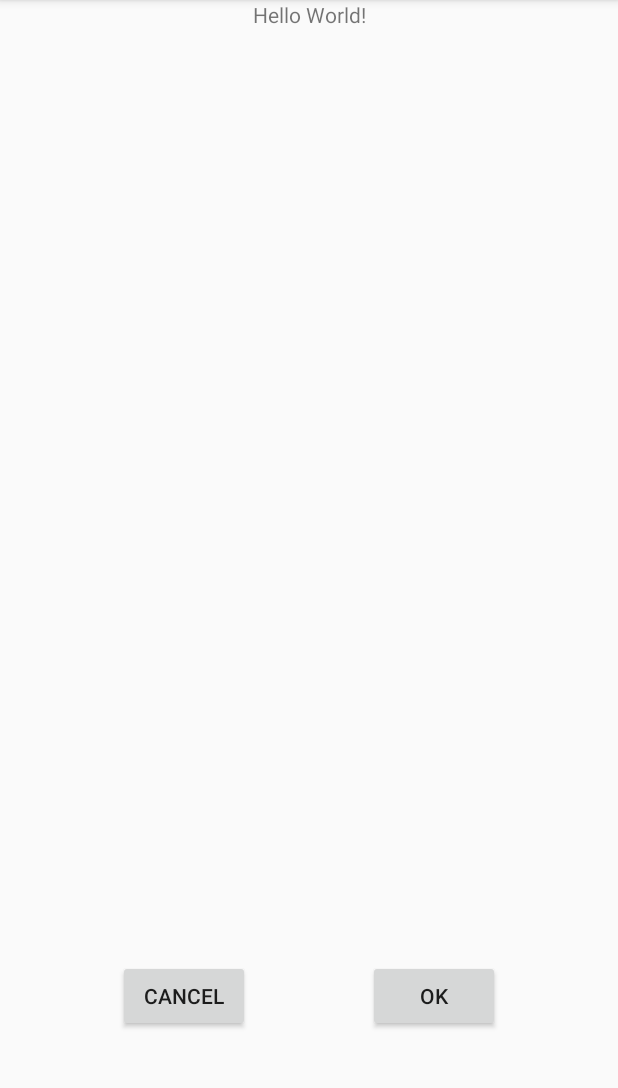
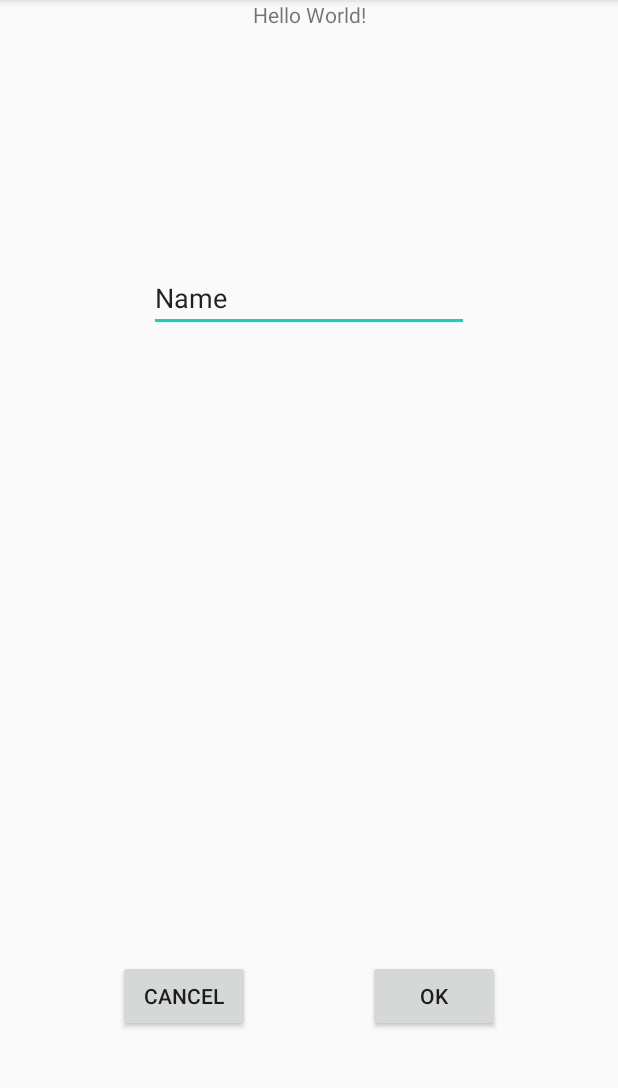
Before and after one commit to VasylyIshkov/Firstgitpoject, an Android app: the screen it shows after launch (MainActivity), after a tap on "OK", on a phone screen of 412 x 824 dp, the part 84-1172 px from its top. Run offline under Robolectric (Android 15) with nearby library versions, the light colour scheme and no system bars.

Commit message:
dev2, add Edittext

```diff
--- a/app/src/main/java/com/example/myapplication/MainActivity.java
+++ b/app/src/main/java/com/example/myapplication/MainActivity.java
@@ -4,19 +4,23 @@ import androidx.appcompat.app.AppCompatActivity;
 
 import android.os.Bundle;
 import android.view.View;
+import android.widget.EditText;
 import android.widget.Toast;
 
 public class MainActivity extends AppCompatActivity {
-
+ EditText editText;
     @Override
     protected void onCreate(Bundle savedInstanceState) {
         super.onCreate(savedInstanceState);
         setContentView(R.layout.activity_main);
+        editText = findViewById(R.id.editText);
     }
     public void onClick(View v){
-        Toast.makeText(this,"OkClick",Toast.LENGTH_LONG).show();
+        String text = editText.getText().toString();
+        Toast.makeText(this,text,Toast.LENGTH_LONG).show();
     }
     public void onCansel(View v){
         Toast.makeText(this,"CanselClick",Toast.LENGTH_LONG).show();
+        editText.setText("");
     }
 }
--- a/app/src/main/res/layout/activity_main.xml
+++ b/app/src/main/res/layout/activity_main.xml
@@ -38,4 +38,17 @@
         app:layout_constraintHorizontal_bias="0.5"
         app:layout_constraintStart_toStartOf="parent" />
 
+    <EditText
+        android:id="@+id/editText"
+        android:layout_width="wrap_content"
+        android:layout_height="wrap_content"
+        android:layout_marginTop="176dp"
+        android:ems="10"
+        android:inputType="textPersonName"
+        android:text="Name"
+        app:layout_constraintEnd_toEndOf="parent"
+        app:layout_constraintHorizontal_bias="0.5"
+        app:layout_constraintStart_toStartOf="parent"
+        app:layout_constraintTop_toTopOf="parent" />
+
 </androidx.constraintlayout.widget.ConstraintLayout>
```
